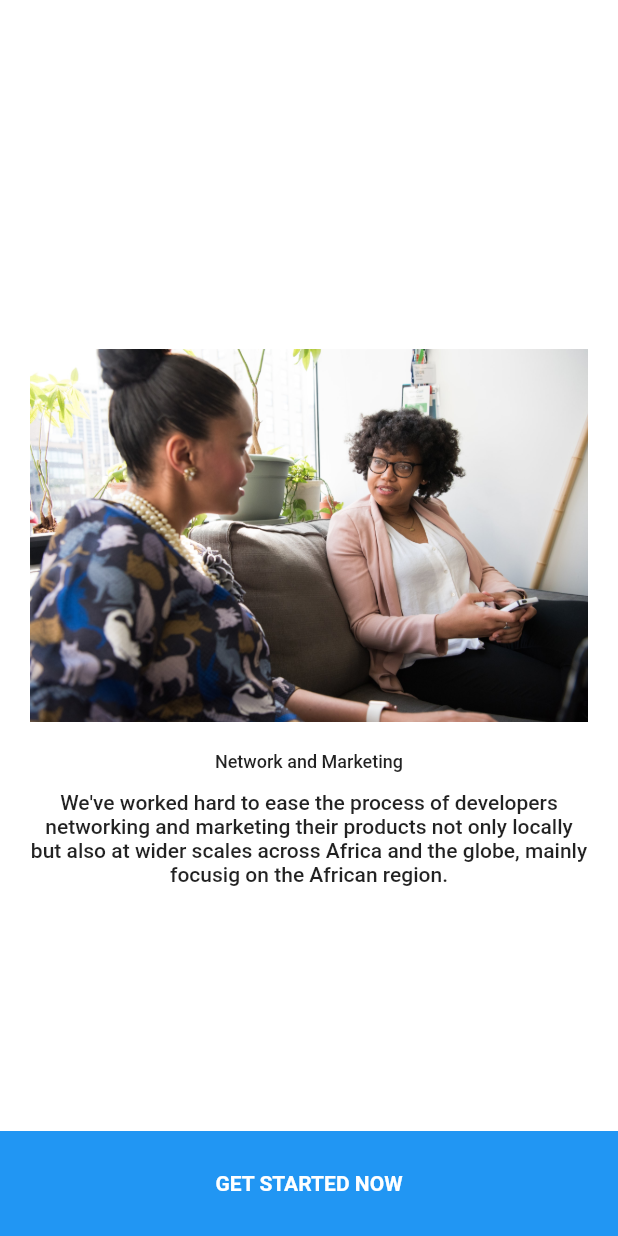
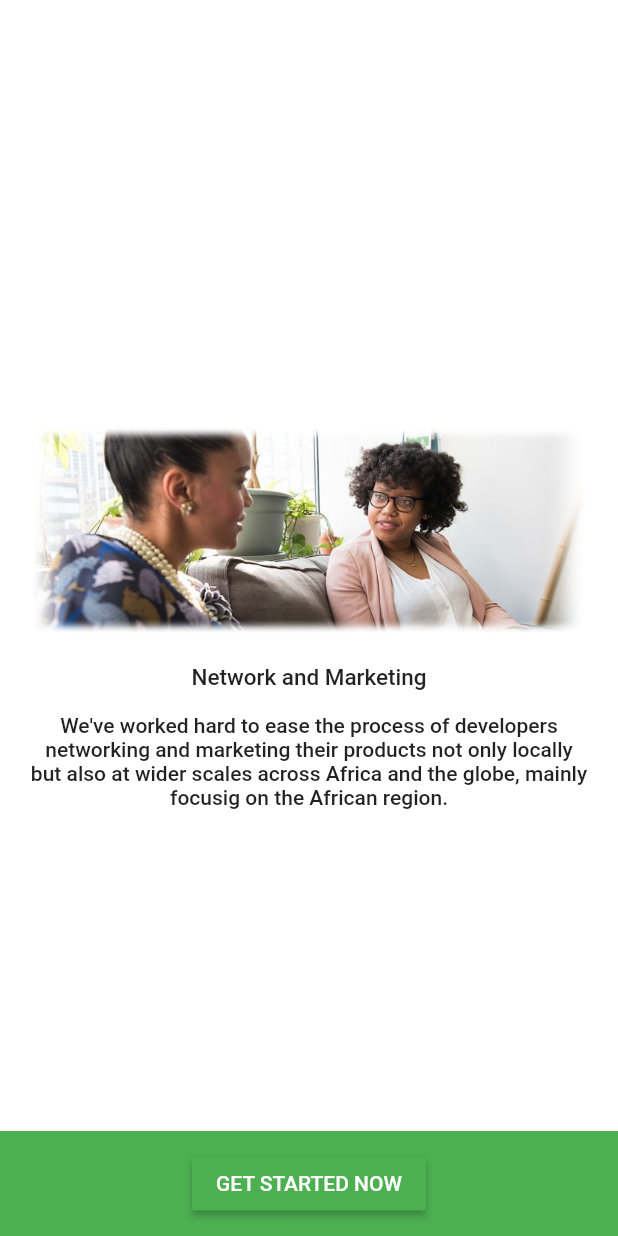
Before and after one commit to DrumstickInc/drum-stick-mobile, a Flutter app: the screen it shows after launch, swiped to page 3, on a phone screen of 412 x 824 dp. Run offline on Flutter 3.47's test engine with Material 2 defaults, Android fonts, the phone set to English and light mode, and no system bars; our stand-ins replace sqflite; accounts and stored records are empty.

Commit message:
blurred images in onboarding

```diff
--- a/lib/pages/OnboardingPage.dart
+++ b/lib/pages/OnboardingPage.dart
@@ -86,7 +86,7 @@ class _OnboardingPageState  extends State<OnboardingPage> {
                 onTap: (){
                   pageController.animateToPage(currentIndex + 1, duration: Duration(milliseconds: 400), curve: Curves.linear);
                 },
-                child: Text("SKIP")
+                child: Text("NEXT")
             ),
           ],
          )
@@ -94,16 +94,23 @@ class _OnboardingPageState  extends State<OnboardingPage> {
         alignment: Alignment.center,
         width: MediaQuery.of(context).size.width,
         height: Platform.isAndroid ? 70 : 60,
-          color: Colors.blue,
-        child: Text("GET STARTED NOW", style: TextStyle(
+          color: Colors.green,
+        child: RaisedButton(
+            child: Text("GET STARTED NOW", style: TextStyle(
           color: Colors.white,
-          fontWeight: FontWeight.w600
-        )),
+
+             ),
+             ),
+            color: Colors.green,
+            onPressed: (){
+            Navigator.push(context,
+            MaterialPageRoute(builder: (context)=>LoginPage()),
+            );
+            },
+         ) ,
 
 
-    ) ,
-
-    );
+      ));
 }
 }
 
@@ -126,10 +133,10 @@ class SliderTile extends StatelessWidget {
           ),
           Text(title, textAlign: TextAlign.center,style: TextStyle(
               fontWeight: FontWeight.w500,
-              fontSize: 12
+              fontSize: 15
           ),),
           SizedBox(
-            height: 12,
+            height: 15,
           ),
           Text(desc, textAlign: TextAlign.center,style: TextStyle(
               fontWeight: FontWeight.w500,
--- a/lib/pages/login/login_page.dart
+++ b/lib/pages/login/login_page.dart
@@ -62,7 +62,7 @@ class _LoginPageState extends State<LoginPage> implements LoginPageContract {
       crossAxisAlignment: CrossAxisAlignment.center,
       children: <Widget>[
         new Text(
-          "Sqflite App Login",
+          "Welcome to Maku5",
           textScaleFactor: 2.0,
         ),
         new Form(
```
Also changed, not shown: assets/maku5logo.jpg, assets/networking.jpg, assets/teamwork.jpg.
